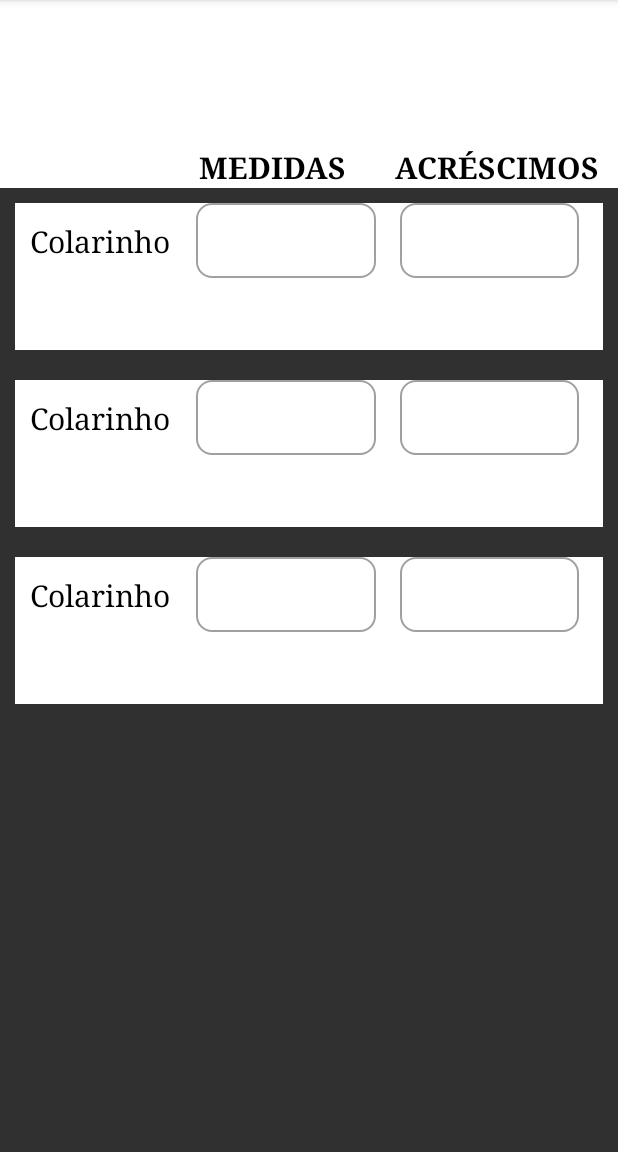
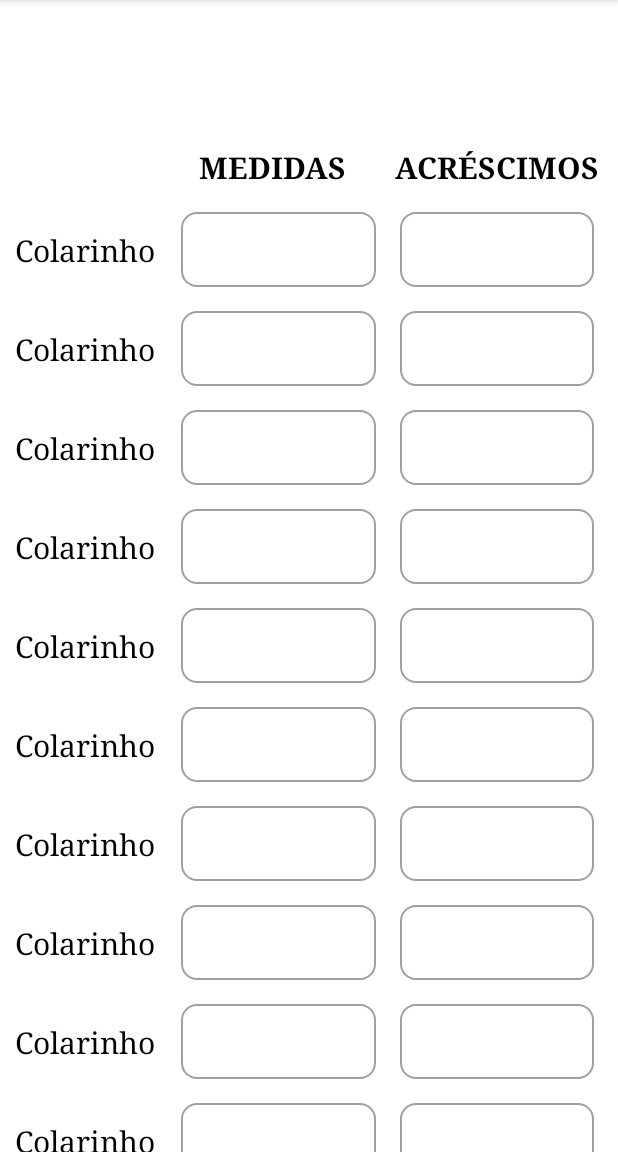
Before and after one commit to CaMaschion/camisaria, an Android app: the screen it shows after launch (MainActivity), after a tap on "botão para adicionar novo cliente", on a phone screen of 412 x 824 dp, the part 84-1236 px from its top. Run offline under Robolectric (Android 15) with nearby library versions, the light colour scheme and no system bars.

Commit message:
measure custom view

```diff
--- a/app/src/main/java/com/maschion/camisaria/widget/HeaderComponent.kt
+++ b/app/src/main/java/com/maschion/camisaria/widget/HeaderComponent.kt
@@ -11,4 +11,6 @@ class HeaderComponent (context: Context, attrs: AttributeSet) : LinearLayout(con
     private val binding: ComponentHeaderBinding = ComponentHeaderBinding.inflate(
         LayoutInflater.from(context), this, true
     )
+
+
 }
--- a/app/src/main/java/com/maschion/camisaria/widget/InputMeasureClientCustomView.kt
+++ b/app/src/main/java/com/maschion/camisaria/widget/InputMeasureClientCustomView.kt
@@ -5,21 +5,24 @@ import android.util.AttributeSet
 import android.view.LayoutInflater
 import android.view.ViewGroup.LayoutParams.MATCH_PARENT
 import android.view.ViewGroup.LayoutParams.WRAP_CONTENT
+import android.widget.LinearLayout
 import androidx.constraintlayout.widget.ConstraintLayout
 import com.maschion.camisaria.R
 import com.maschion.camisaria.databinding.MeasurementChartCustomviewBinding
 
 class InputMeasureClientCustomView (context: Context, attrs: AttributeSet
-    ) : ConstraintLayout(context, attrs) {
+    ) : LinearLayout(context, attrs) {
 
     private val binding: MeasurementChartCustomviewBinding = MeasurementChartCustomviewBinding.inflate(
         LayoutInflater.from(context), this, true
     )
 
 //    init {
-//        layoutParams = LayoutParams(MATCH_PARENT, WRAP_CONTENT)
-//        inflate(context, R.layout.measurement_chart_customview, this)
+//
+//        val attributes = context.obtainStyledAttributes(attrs, R.styleable.)
+//        this.binding.measuresChart.setTypeface()
+//
+//
 //    }
 
-
 }
--- a/app/src/main/res/layout/fragment_measurement_chart.xml
+++ b/app/src/main/res/layout/fragment_measurement_chart.xml
@@ -2,7 +2,7 @@
 <LinearLayout xmlns:android="http://schemas.android.com/apk/res/android"
     xmlns:tools="http://schemas.android.com/tools"
     android:layout_width="match_parent"
-    android:layout_height="match_parent"
+    android:layout_height="wrap_content"
     android:orientation="vertical">
 
     <com.maschion.camisaria.widget.HeaderComponent
@@ -11,17 +11,55 @@
 
     <com.maschion.camisaria.widget.InputMeasureClientCustomView
         android:layout_width="match_parent"
-        android:layout_height="wrap_content"
-        android:padding="@dimen/dimen_10"/>
+        android:layout_height="wrap_content"/>
 
     <com.maschion.camisaria.widget.InputMeasureClientCustomView
         android:layout_width="match_parent"
-        android:layout_height="wrap_content"
-        android:padding="@dimen/dimen_10"/>
+        android:layout_height="wrap_content"/>
 
     <com.maschion.camisaria.widget.InputMeasureClientCustomView
         android:layout_width="match_parent"
-        android:layout_height="wrap_content"
-        android:padding="@dimen/dimen_10"/>
+        android:layout_height="wrap_content"/>
+
+    <com.maschion.camisaria.widget.InputMeasureClientCustomView
+        android:layout_width="match_parent"
+        android:layout_height="wrap_content"/>
+
+    <com.maschion.camisaria.widget.InputMeasureClientCustomView
+        android:layout_width="match_parent"
+        android:layout_height="wrap_content"/>
+
+    <com.maschion.camisaria.widget.InputMeasureClientCustomView
+        android:layout_width="match_parent"
+        android:layout_height="wrap_content"/>
+
+    <com.maschion.camisaria.widget.InputMeasureClientCustomView
+        android:layout_width="match_parent"
+        android:layout_height="wrap_content"/>
+
+    <com.maschion.camisaria.widget.InputMeasureClientCustomView
+        android:layout_width="match_parent"
+        android:layout_height="wrap_content"/>
+
+    <com.maschion.camisaria.widget.InputMeasureClientCustomView
+        android:layout_width="match_parent"
+        android:layout_height="wrap_content"/>
+
+    <com.maschion.camisaria.widget.InputMeasureClientCustomView
+        android:layout_width="match_parent"
+        android:layout_height="wrap_content"/>
+
+    <com.maschion.camisaria.widget.InputMeasureClientCustomView
+        android:layout_width="match_parent"
+        android:layout_height="wrap_content"/>
+
+    <com.maschion.camisaria.widget.InputMeasureClientCustomView
+        android:layout_width="match_parent"
+        android:layout_height="wrap_content"/>
+
+    <com.maschion.camisaria.widget.InputMeasureClientCustomView
+        android:layout_width="match_parent"
+        android:layout_height="wrap_content"/>
+
 
 </LinearLayout>
--- a/app/src/main/res/layout/measurement_chart_customview.xml
+++ b/app/src/main/res/layout/measurement_chart_customview.xml
@@ -15,6 +15,7 @@
         android:background="@drawable/custom_measure_input"
         android:inputType="textPersonName"
         android:textColor="@color/black"
+        app:layout_constraintBottom_toBottomOf="@+id/editTexAdd"
         app:layout_constraintEnd_toStartOf="@+id/editTexAdd"
         app:layout_constraintStart_toStartOf="@+id/guideline2"
         app:layout_constraintTop_toTopOf="@+id/editTexAdd" />
@@ -23,12 +24,12 @@
         android:id="@+id/editTexAdd"
         android:layout_width="0dp"
         android:layout_height="50dp"
+        android:layout_marginTop="@dimen/dimen_16"
         android:layout_marginEnd="16dp"
         android:background="@drawable/custom_measure_input"
         app:layout_constraintEnd_toEndOf="parent"
         app:layout_constraintStart_toEndOf="@+id/editTextMeasure"
-        tools:ignore="MissingConstraints"
-        tools:layout_editor_absoluteY="149dp" />
+        app:layout_constraintTop_toTopOf="parent" />
 
     <androidx.constraintlayout.widget.Guideline
         android:id="@+id/guideline2"
@@ -38,7 +39,7 @@
         app:layout_constraintGuide_begin="105dp" />
 
     <TextView
-        android:id="@+id/textView3"
+        android:id="@+id/measures_chart"
         android:layout_width="wrap_content"
         android:layout_height="wrap_content"
         android:layout_marginStart="@dimen/dimen_24"
@@ -52,11 +53,4 @@
         app:layout_constraintStart_toStartOf="parent"
         app:layout_constraintTop_toTopOf="@+id/editTextMeasure" />
 
-    <androidx.constraintlayout.widget.Guideline
-        android:id="@+id/guideline3"
-        android:layout_width="wrap_content"
-        android:layout_height="wrap_content"
-        android:orientation="horizontal"
-        app:layout_constraintGuide_begin="98dp" />
-
 </androidx.constraintlayout.widget.ConstraintLayout>
```
